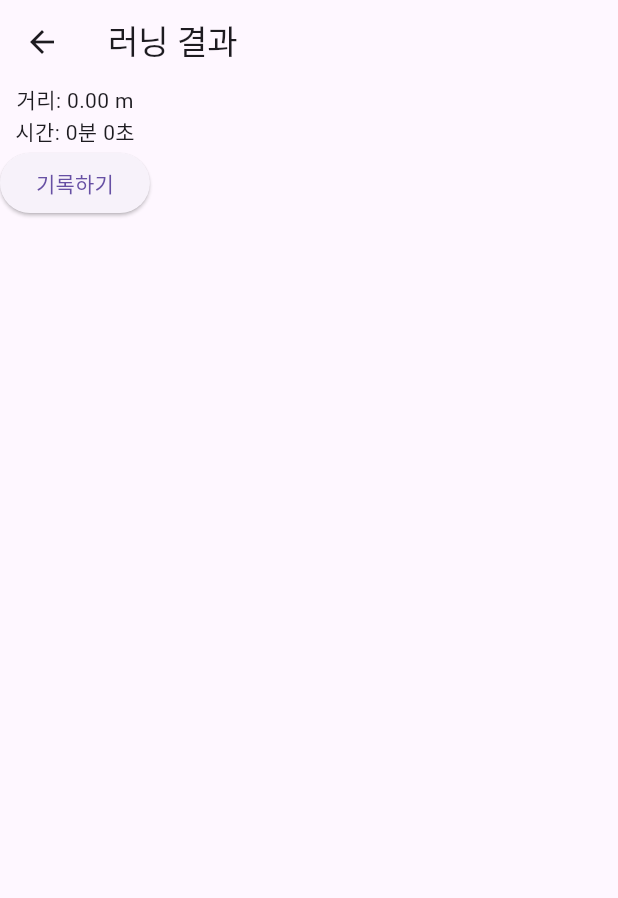
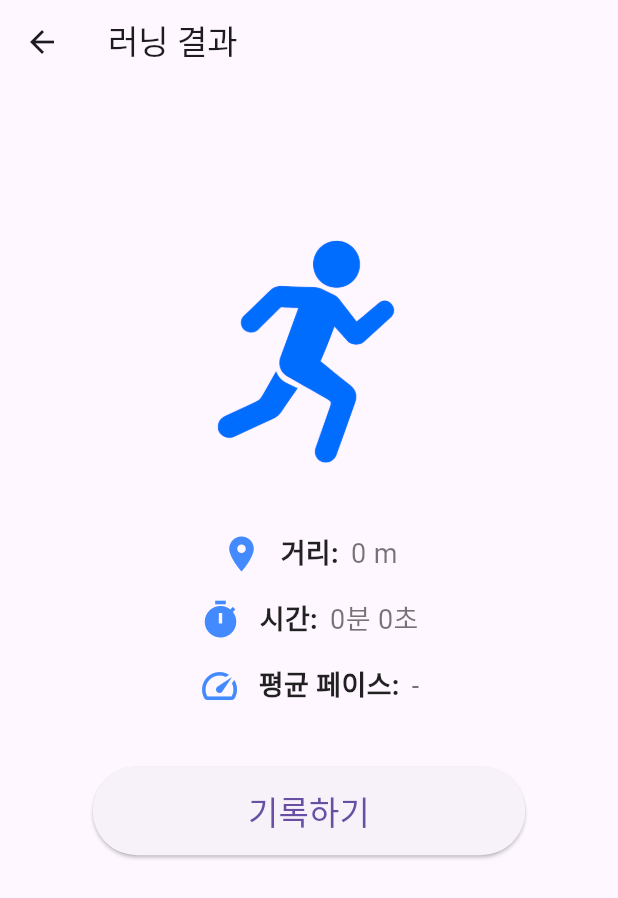
Before and after one commit to bbell428/RunLog, a Flutter app: the RunningResultView screen opened directly with empty values, on a phone screen of 412 x 824 dp. Shown: the top 898 px of the screen. Run offline on Flutter 3.47's test engine with Material 3 defaults, Android fonts, the phone set to English and light mode, and no system bars; our stand-ins replace cloud_firestore, firebase_auth, firebase_core, flutter_bloc, flutter_dotenv, flutter_map and 5 more; accounts and stored records are empty; generated files the repository leaves out were written again.

Commit message:
[Design]: running_result_view

```diff
--- a/lib/View/Home/running_result_view.dart
+++ b/lib/View/Home/running_result_view.dart
@@ -6,9 +6,10 @@ import 'package:runlog/bloc/bloc/running_result_bloc.dart';
 import 'package:runlog/bloc/event/running_result_event.dart';
 import 'package:runlog/bloc/state/auth_state.dart';
 import 'package:runlog/bloc/state/running_result_state.dart';
+import 'package:runlog/design.dart';
 
 class RunningResultView extends StatelessWidget {
-  final double distance; // km
+  final double distance; // meters 단위로 받음
   final Duration duration;
 
   const RunningResultView({
@@ -17,12 +18,21 @@ class RunningResultView extends StatelessWidget {
     required this.duration,
   });
 
+  String _formatPace() {
+    final distanceKm = distance / 1000;
+    if (distanceKm == 0) return '-';
+    final paceSeconds = duration.inSeconds / distanceKm;
+    final minutes = paceSeconds ~/ 60;
+    final seconds = (paceSeconds % 60).round();
+    return "$minutes'${seconds.toString().padLeft(2, '0')}\" /km";
+  }
+
   @override
   Widget build(BuildContext context) {
     final authState = context.read<AuthBloc>().state;
 
     return Scaffold(
-      appBar: AppBar(title: Text('러닝 결과')),
+      appBar: AppBar(title: const Text('러닝 결과')),
       body: BlocListener<RunningResultBloc, RunningResultState>(
         listener: (context, state) {
           if (state is RunningResultSaved) {
@@ -36,11 +46,41 @@ class RunningResultView extends StatelessWidget {
             ).showSnackBar(SnackBar(content: Text(state.message)));
           }
         },
+        child: Center(
+          child: Padding(
+            padding: const EdgeInsets.symmetric(
+              horizontal: 32.0,
+              vertical: 24.0,
+            ),
             child: Column(
+              mainAxisAlignment: MainAxisAlignment.center,
               children: [
-            Text('거리: ${distance.toStringAsFixed(2)} m'),
-            Text('시간: ${duration.inMinutes}분 ${duration.inSeconds % 60}초'),
-            ElevatedButton(
+                Image.asset('assets/images/running.png', height: 180),
+                const SizedBox(height: 30),
+                _InfoRow(
+                  icon: Icons.place,
+                  label: '거리',
+                  value:
+                      distance >= 1000
+                          ? '${(distance / 1000).toStringAsFixed(2)} km'
+                          : '${distance.toStringAsFixed(0)} m',
+                ),
+                const SizedBox(height: 16),
+                _InfoRow(
+                  icon: Icons.timer,
+                  label: '시간',
+                  value: '${duration.inMinutes}분 ${duration.inSeconds % 60}초',
+                ),
+                const SizedBox(height: 16),
+                _InfoRow(
+                  icon: Icons.speed,
+                  label: '평균 페이스',
+                  value: _formatPace(),
+                ),
+                const SizedBox(height: 40),
+                SizedBox(
+                  width:  Design.screenWidth(context) * 0.7,
+                  child: ElevatedButton(
                     onPressed: () {
                       if (authState is Authenticated) {
                         context.read<RunningResultBloc>().add(
@@ -52,11 +92,54 @@ class RunningResultView extends StatelessWidget {
                         );
                       }
                     },
-              child: const Text("기록하기"),
+                    child: const Padding(
+                      padding: EdgeInsets.symmetric(vertical: 14.0),
+                      child: Text("기록하기", style: TextStyle(fontSize: 22)),
                     ),
+                  ),
+                ),
+                SizedBox(height: Design.screenHeight(context) * 0.2),
               ],
+            ),
+          ),
         ),
       ),
     );
   }
 }
+
+class _InfoRow extends StatelessWidget {
+  final IconData icon;
+  final String label;
+  final String value;
+
+  const _InfoRow({
+    required this.icon,
+    required this.label,
+    required this.value,
+  });
+
+  @override
+  Widget build(BuildContext context) {
+    return Row(
+      mainAxisSize: MainAxisSize.min,
+      children: [
+        Icon(icon, color: Colors.blueAccent, size: 28),
+        const SizedBox(width: 12),
+        Text(
+          '$label:',
+          style: const TextStyle(
+            fontSize: 18,
+            fontWeight: FontWeight.w600,
+            color: Colors.black87,
+          ),
+        ),
+        const SizedBox(width: 8),
+        Text(
+          value,
+          style: const TextStyle(fontSize: 18, color: Colors.black54),
+        ),
+      ],
+    );
+  }
+}
--- a/lib/View/Login/login_view.dart
+++ b/lib/View/Login/login_view.dart
@@ -31,11 +31,10 @@ class LoginView extends StatelessWidget {
                 mainAxisAlignment: MainAxisAlignment.center,
                 children: [
                   Image.asset('assets/images/running.png', height: 180),
-                  const SizedBox(height: 16),
                   const Text(
-                    '러닝 기록',
+                    'RunLog',
                     style: TextStyle(
-                      fontSize: 24,
+                      fontSize: 30,
                       fontWeight: FontWeight.bold,
                       color: Colors.blueAccent,
                     ),
@@ -47,16 +46,17 @@ class LoginView extends StatelessWidget {
                     style: TextStyle(fontSize: 16),
                   ),
                   const SizedBox(height: 40),
-                  InkWell(
-                    onTap: () {
-                      context.read<AuthBloc>().add(GoogleSignInRequested());
-                    },
-                    child: Ink(
-                      child: Wrap(
-                        crossAxisAlignment: WrapCrossAlignment.center,
-                        children: [
-                          Image.asset('assets/images/GoogleLogin.png'),
-                        ],
+                  Material(
+                    color: Colors.transparent, // 배경이 비치게
+                    child: InkWell(
+                      onTap: () {
+                        context.read<AuthBloc>().add(GoogleSignInRequested());
+                      },
+                      child: Ink(
+                        child: Padding(
+                          padding: const EdgeInsets.all(5.0),
+                          child: Image.asset('assets/images/GoogleLogin.png'),
+                        ),
                       ),
                     ),
                   ),
```
Lines whose indentation alone changed are shown as unchanged.
